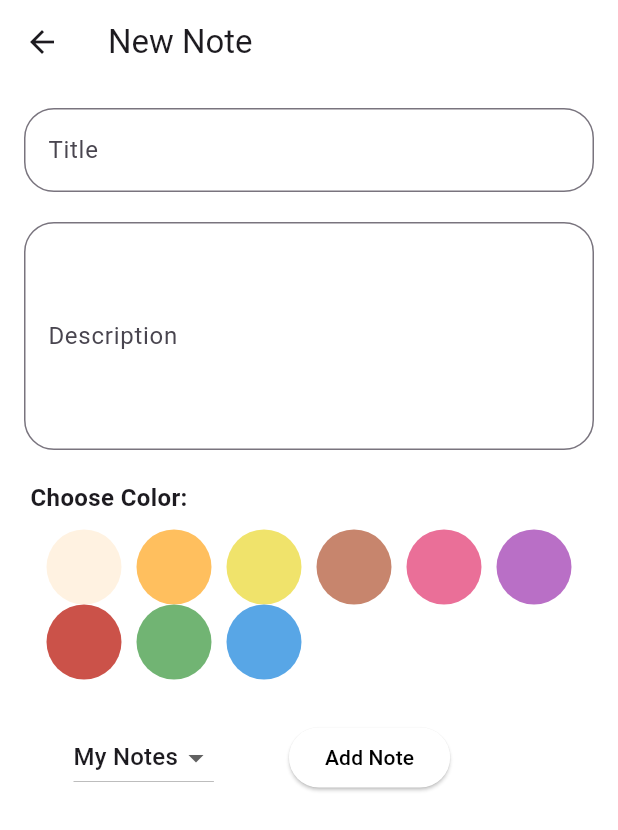
After one commit to SalmaMourad/NoteApp, a Flutter app: the ToDoEditScreen screen opened directly, after a tap on "Add Note", on a phone screen of 412 x 824 dp. The commit adds this screen. Shown: the top 830 px of the screen. Run offline on Flutter 3.47's test engine with Material 3 defaults, Android fonts, the phone set to English and light mode, and no system bars; our stand-ins replace flutter_colorpicker, shared_preferences; missing offline and left inert: dart:ffi; accounts and stored records are empty.

Commit message:
todo first alteration

```diff
--- a/simple_notes_app/lib/toDoList/providers/toDoListprovider.dart
+++ b/simple_notes_app/lib/toDoList/providers/toDoListprovider.dart
@@ -22,12 +22,12 @@ class ToDoListProvider with ChangeNotifier {
     notifyListeners();
   }
 
-  void updateNote(String id, String task, bool? description, String? folder,
+  void updateNote(String id, String task,String description, String? folder,
       Color selectedColor) {
     final noteIndex = _toDo.indexWhere((note) => note.id == id);
     if (noteIndex != -1) {
       _toDo[noteIndex].task = task;
-      _toDo[noteIndex].isDone = description as Bool?;
+      _toDo[noteIndex].isDone = description ;
       _toDo[noteIndex].folder = folder;
       _toDo[noteIndex].priority = selectedColor; // Update color
       // update the dateCreated
--- /dev/null
+++ b/simple_notes_app/lib/toDoList/screens/ToDoEditScreen.dart
@@ -0,0 +1,240 @@
+import 'package:flutter/material.dart';
+import 'package:flutter_colorpicker/flutter_colorpicker.dart';
+import 'package:provider/provider.dart';
+import 'package:simple_notes_app/toDoList/providers/toDoListprovider.dart';
+import 'package:simple_notes_app/toDoList/toDoListmodels/toDoModel.dart';
+// import '../providers/notes_provider.dart';
+// import '../models/note.dart';
+
+class ToDoEditScreen extends StatefulWidget {
+  final TodoListmodel? todo;
+  final String? folder;
+
+  ToDoEditScreen({this.todo, this.folder});
+
+  @override
+  _ToDoEditScreenState createState() => _ToDoEditScreenState();
+}
+
+class _ToDoEditScreenState extends State<ToDoEditScreen> {
+  final _titleController = TextEditingController();
+  final _descriptionController = TextEditingController();
+  String? _selectedFolder;
+  Color _selectedColor = Colors.white;
+  final List<Color> _colors = [
+    Color.fromARGB(218, 255, 219, 88),
+    Color.fromARGB(255, 232, 109, 101),
+    Color.fromARGB(255, 130, 174, 250),
+    Color.fromARGB(255, 148, 244, 150),
+    Color.fromARGB(255, 202, 130, 250)
+  ];
+  String colorToHex(Color color) {
+    return '#${color.alpha.toRadixString(16).padLeft(2, '0')}${color.red.toRadixString(16).padLeft(2, '0')}${color.green.toRadixString(16).padLeft(2, '0')}${color.blue.toRadixString(16).padLeft(2, '0')}'
+        .toUpperCase();
+  }
+
+  List<Color> colorOptions = [
+    Color.fromARGB(255, 255, 242, 225),
+    Color.fromARGB(255, 255, 191, 94),
+    Color.fromARGB(255, 240, 227, 107),
+    const Color.fromARGB(255, 199, 133, 109),
+    const Color.fromARGB(255, 234, 111, 152),
+    Color.fromARGB(255, 185, 111, 198),
+    Color.fromARGB(255, 203, 82, 73),
+    const Color.fromARGB(255, 113, 180, 115),
+    Color.fromARGB(255, 88, 166, 230),
+    // Colors.white,
+
+    // const Color.fromARGB(255, 95, 174, 184),
+    // Colors.teal,
+    // Color.fromARGB(255, 248, 118, 161),
+
+    // Color.fromARGB(255, 255, 146, 183),
+  ];
+  Widget _buildColorPicker() {
+    return Column(
+      children: [
+        Row(
+          children: [
+            Text(
+              " Choose Color:",
+              style: TextStyle(fontWeight: FontWeight.bold, fontSize: 16),
+            ),
+          ],
+        ),
+        SizedBox(height: 10),
+        Wrap(
+          spacing: 10,
+          children: colorOptions.map((color) {
+            return GestureDetector(
+              onTap: () {
+                setState(() {
+                  _selectedColor = color;
+                });
+              },
+              child: CircleAvatar(
+                radius: 25,
+                backgroundColor: color,
+                child: _selectedColor == color
+                    ? Icon(Icons.check, color: Colors.white)
+                    : Container(), // Show a check mark on the selected color
+              ),
+            );
+          }).toList(),
+        ),
+      ],
+    );
+  }
+
+  @override
+  void initState() {
+    super.initState();
+    _selectedFolder = widget.folder ?? widget.todo?.folder;
+    _selectedColor = widget.todo?.priority ??
+        Colors.white; // Ensure color is initialized from the note
+
+    if (widget.todo != null) {
+      _titleController.text = widget.todo!.task;
+      _descriptionController.text = widget.todo!.isDone as String;
+    }
+  }
+
+  void _saveNote() {
+    final title = _titleController.text;
+    final description = _descriptionController.text;
+
+    if (title.isEmpty || description.isEmpty) return;
+
+    if (widget.todo != null) {
+      // Update the existing note
+      Provider.of<ToDoListProvider>(context, listen: false).updateNote(
+        widget.todo!.id,
+        title,
+        description ,
+        _selectedFolder,
+        _selectedColor, // Ensure selected color is passed here
+      );
+    } else {
+      // Create a new note
+      final newNote = TodoListmodel(
+        id: DateTime.now().toString(),
+        task: title,
+        isDone: description,
+        folder: _selectedFolder,
+        deadline: DateTime.now(),
+        priority: _selectedColor, // Assign the selected color to the new note
+      );
+      Provider.of<ToDoListProvider>(context, listen: false).addNote(newNote);
+    }
+    Navigator.of(context).pop();
+  }
+
+  @override
+  Widget build(BuildContext context) {
+    final folders = Provider.of<ToDoListProvider>(context).folders;
+
+    return Scaffold(
+      backgroundColor: Colors.white,
+      appBar: AppBar(
+        backgroundColor: Colors.white,
+        title: Text(widget.todo == null ? 'New Note' : 'Edit Note'),
+      ),
+      body: Padding(
+        padding: const EdgeInsets.all(16.0),
+        child: ListView(children: [
+          Column(
+            children: [
+              TextFormField(
+                controller: _titleController,
+                decoration: InputDecoration(
+                    labelText: 'Title',
+                    border: OutlineInputBorder(
+                        borderRadius: BorderRadius.circular(20))),
+              ),
+              SizedBox(height: 20),
+              TextFormField(
+                controller: _descriptionController,
+                decoration: InputDecoration(
+                    labelText: 'Description',
+                    border: OutlineInputBorder(
+                        borderRadius: BorderRadius.circular(20))),
+                maxLines: 5,
+              ),
+              SizedBox(height: 20),
+              _buildColorPicker(),
+              SizedBox(height: 20),
+              Padding(
+                padding: const EdgeInsets.all(8.0),
+                child: Row(
+                  children: [
+                    SizedBox(width: 25),
+                    DropdownButton<String?>(
+                      value: _selectedFolder,
+                      onChanged: (String? newFolder) {
+                        setState(() {
+                          _selectedFolder = newFolder;
+                        });
+                      },
+                      items: [
+                        DropdownMenuItem<String?>(
+                          value: null,
+                          child: Text('My Notes'),
+                        ),
+                        ...folders.map((folder) => DropdownMenuItem<String?>(
+                              value: folder,
+                              child: Text(folder),
+                            )),
+                      ],
+                    ),
+                    SizedBox(width: 50),
+                    // Spacer(flex: 1,),
+                    ElevatedButton(
+                      style: ElevatedButton.styleFrom(
+                        backgroundColor: Colors.white, // Background color
+                        // onPrimary: Colors.white, // Text color
+                      ),
+                      onPressed: _saveNote,
+                      child: Text(
+                        widget.todo == null ? 'Add Note' : 'Save Changes',
+                        style: TextStyle(color: Colors.black),
+                      ),
+                    ),
+                  ],
+                ),
+              )
+            ],
+          ),
+        ]),
+      ),
+    );
+  }
+
+  Future<void> _pickColor(BuildContext context) async {
+    return showDialog(
+      context: context,
+      builder: (BuildContext context) {
+        return AlertDialog(
+          title: Text('Select a color'),
+          content: SingleChildScrollView(
+            child: ColorPicker(
+              pickerColor: _selectedColor,
+              onColorChanged: (Color color) {
+                setState(() {
+                  _selectedColor = color;
+                });
+              },
+            ),
+          ),
+          actions: [
+            TextButton(
+              onPressed: () {
+                Navigator.of(context).pop();
+              },
+              child: Text('Done'),
+            ),
+          ],
+        );
+      },
+    );
+  }
+}
--- a/simple_notes_app/lib/toDoList/toDoListmodels/toDoModel.dart
+++ b/simple_notes_app/lib/toDoList/toDoListmodels/toDoModel.dart
@@ -6,7 +6,7 @@ import 'package:flutter/material.dart';
 class TodoListmodel {
   final String id;
   String task;
-  Bool? isDone;
+  String? isDone;
   String? folder;
   DateTime deadline;
   Color priority;
```
Also changed, not shown: simple_notes_app/lib/toDoList/main.dart (added, +25 -0 lines), simple_notes_app/lib/toDoList/screens/ToDoScreen.dart (added, +158 -0 lines), simple_notes_app/lib/toDoList/screens/ToDoScreengrid.dart (added, +243 -0 lines).
